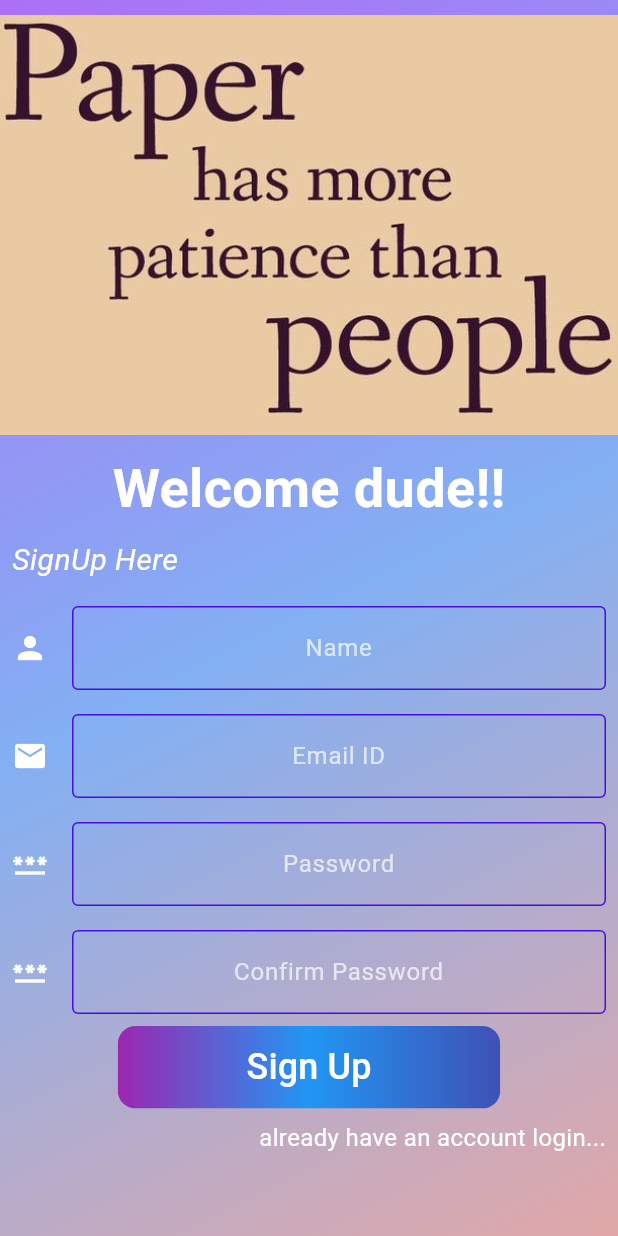
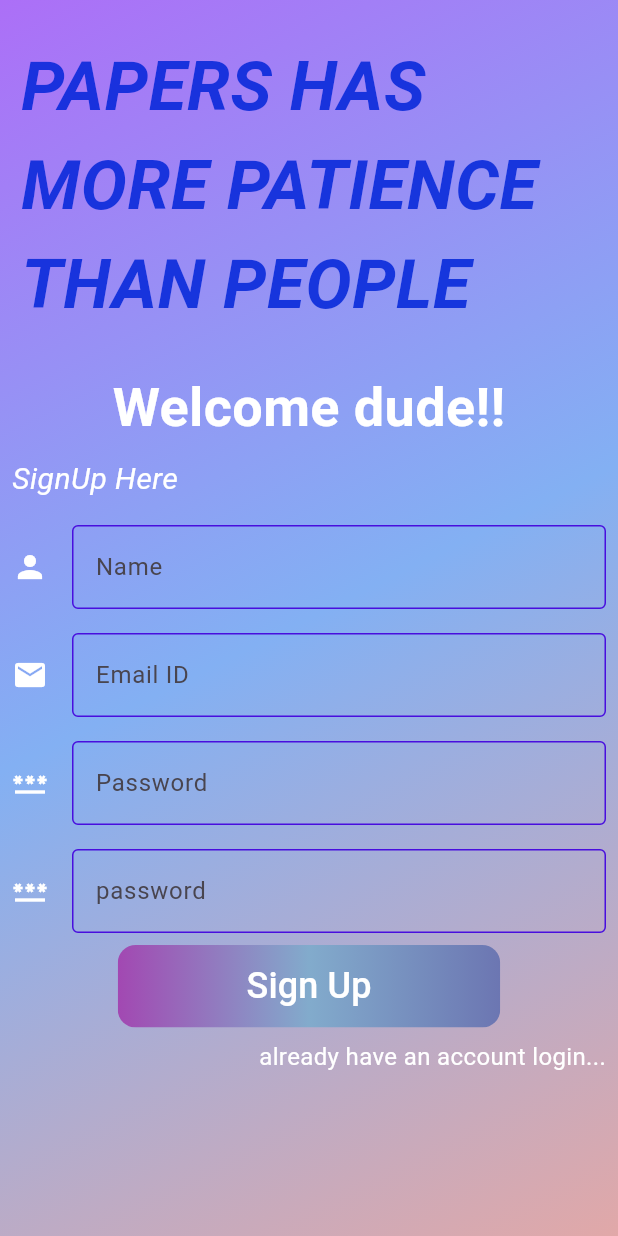
Before and after one commit to PAWAN700-g/Diary, a Flutter app: the screen it shows after launch, after a tap on "Do not have any account -> Sign-up", on a phone screen of 412 x 824 dp. Run offline on Flutter 3.47's test engine with Material 3 defaults, Android fonts, the phone set to English and light mode, and no system bars; our stand-ins replace cloud_firestore, firebase_auth, firebase_core; accounts and stored records are empty.

Commit message:
Describe your changes

```diff
--- a/lib/login_page.dart
+++ b/lib/login_page.dart
@@ -51,7 +51,7 @@ class _loginpageState extends State<loginpage> {
             begin: Alignment.topLeft,
             end: Alignment.bottomRight,
             colors: [
-              Color.fromARGB(255, 192, 155, 237), // Purple
+              Color.fromARGB(255, 89, 70, 113), // Purple
               Color.fromARGB(255, 161, 190, 233), // Blue
               Color.fromARGB(255, 208, 132, 225), // Black
             ],
@@ -65,19 +65,23 @@ class _loginpageState extends State<loginpage> {
                 children: [
                   const SizedBox(height: 10),
 
-                  Image.asset(
-                    "lib/assets/imagesdiary1.jpg",
-                    width: double.infinity,
-                    height: 280,
-                    fit: BoxFit.cover,
+                  Padding(
+                    padding: const EdgeInsets.all(14.0),
+                    child: Text('PAPERS HAS MORE PATIENCE THAN PEOPLE',
+                    style: TextStyle(
+                      fontSize: 46,
+                      fontStyle: FontStyle.italic,
+                      fontWeight: FontWeight.bold,
+                      color: Color.fromRGBO(0, 36, 217, 0.848)
+                    ),),
                   ),
 
                   const SizedBox(height: 10),
 
                   Text(
-                    "Welcome dude!!",
+                    "Welcome dear!!",
                     style: TextStyle(
-                      color: Colors.white,
+                      color: const Color.fromARGB(255, 0, 0, 0),
                       fontSize: 36,
                       fontWeight: FontWeight.bold,
                     ),
@@ -90,7 +94,7 @@ class _loginpageState extends State<loginpage> {
                         'Login Here',
                         style: TextStyle(
                           fontSize: 20,
-                          color: Colors.green,
+                          color: const Color.fromARGB(255, 255, 0, 149),
                           fontStyle: FontStyle.italic,
                         ),
                       ),
@@ -105,7 +109,8 @@ class _loginpageState extends State<loginpage> {
                       style: TextStyle(color: Colors.white),
                       decoration: InputDecoration(
                         icon: Icon(Icons.mail, color: Colors.white),
-                        hintText: 'Email ID',
+                        labelText: 'Email ID',
+                        hintText: 'name@gmail.com',
                         hintStyle: TextStyle(color: Colors.white70),
                         enabledBorder: OutlineInputBorder(
                           borderSide: BorderSide(
@@ -132,7 +137,8 @@ class _loginpageState extends State<loginpage> {
                       style: TextStyle(color: Colors.white),
                       decoration: InputDecoration(
                         icon: Icon(Icons.password, color: Colors.white),
-                        hintText: 'Password',
+                        labelText: 'Password',
+                        hintText: '!@#name',
                         hintStyle: TextStyle(color: Colors.white70),
                         enabledBorder: OutlineInputBorder(
                           borderSide: BorderSide(
@@ -168,7 +174,7 @@ class _loginpageState extends State<loginpage> {
                       child: Ink(
                         decoration: BoxDecoration(
                           gradient: LinearGradient(
-                            colors: [Colors.purple, Colors.blue, Colors.indigo],
+                            colors: [const Color.fromARGB(255, 162, 72, 178), const Color.fromARGB(255, 130, 171, 204), const Color.fromARGB(255, 108, 118, 178)],
                             begin: Alignment.centerLeft,
                             end: Alignment.centerRight,
                           ),
@@ -204,7 +210,7 @@ class _loginpageState extends State<loginpage> {
                         child: Center(
                           child: Text(
                             'Do not have any account -> Sign-up',
-                            style: TextStyle(color: Colors.white, fontSize: 16),
+                            style: TextStyle(color: const Color.fromARGB(255, 0, 0, 0), fontSize: 16),
                           ),
                         ),
                       ),
--- a/lib/signup_page.dart
+++ b/lib/signup_page.dart
@@ -64,11 +64,15 @@ class _SignupPageState extends State<SignupPage> {
                 children: [
                   const SizedBox(height: 10),
 
-                  Image.asset(
-                    "lib/assets/imagesdiary1.jpg",
-                    width: double.infinity,
-                    height: 280,
-                    fit: BoxFit.cover,
+                  Padding(
+                    padding: const EdgeInsets.all(14.0),
+                    child: Text('PAPERS HAS MORE PATIENCE THAN PEOPLE',
+                    style: TextStyle(
+                      fontSize: 46,
+                      fontStyle: FontStyle.italic,
+                      fontWeight: FontWeight.bold,
+                      color: Color.fromRGBO(0, 36, 217, 0.848)
+                    ),),
                   ),
 
                   const SizedBox(height: 10),
@@ -102,6 +106,7 @@ class _SignupPageState extends State<SignupPage> {
                       style: TextStyle(color: Colors.white),
                       decoration: InputDecoration(
                         icon: Icon(Icons.person, color: Colors.white),
+                        labelText: 'Name',
                         hintText: 'Name',
                         hintStyle: TextStyle(color: Colors.white70),
                         enabledBorder: OutlineInputBorder(
@@ -129,7 +134,8 @@ class _SignupPageState extends State<SignupPage> {
                       style: TextStyle(color: Colors.white),
                       decoration: InputDecoration(
                         icon: Icon(Icons.mail, color: Colors.white),
-                        hintText: 'Email ID',
+                        labelText: 'Email ID',
+                        hintText: 'name@gmail.com',
                         hintStyle: TextStyle(color: Colors.white70),
                         enabledBorder: OutlineInputBorder(
                           borderSide: BorderSide(
@@ -156,6 +162,7 @@ class _SignupPageState extends State<SignupPage> {
                       style: TextStyle(color: Colors.white),
                       decoration: InputDecoration(
                         icon: Icon(Icons.password, color: Colors.white),
+                        labelText: 'Password',
                         hintText: 'Password',
                         hintStyle: TextStyle(color: Colors.white70),
                         enabledBorder: OutlineInputBorder(
@@ -182,6 +189,7 @@ class _SignupPageState extends State<SignupPage> {
                       style: TextStyle(color: Colors.white),
                       decoration: InputDecoration(
                         icon: Icon(Icons.password, color: Colors.white),
+                        labelText: 'password',
                         hintText: 'Confirm Password',
                         hintStyle: TextStyle(color: Colors.white70),
                         enabledBorder: OutlineInputBorder(
@@ -217,7 +225,7 @@ class _SignupPageState extends State<SignupPage> {
                       child: Ink(
                         decoration: BoxDecoration(
                           gradient: LinearGradient(
-                            colors: [Colors.purple, Colors.blue, Colors.indigo],
+                            colors: [const Color.fromARGB(255, 162, 72, 178), const Color.fromARGB(255, 130, 171, 204), const Color.fromARGB(255, 108, 118, 178)],
                             begin: Alignment.centerLeft,
                             end: Alignment.centerRight,
                           ),
```
